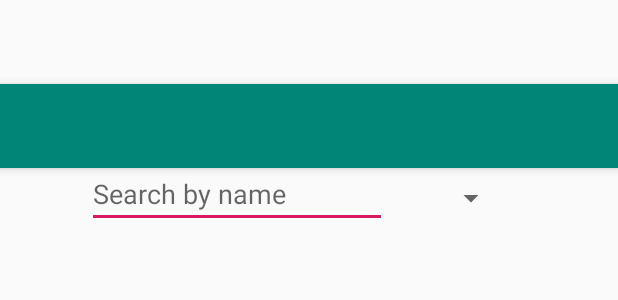
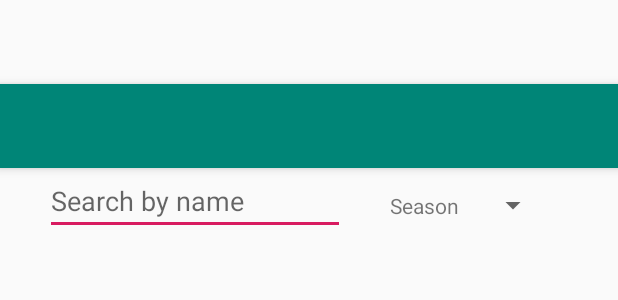
Before and after one commit to limesplash/BreakingBadExample, an Android app: the layout activity_item_list.xml on its own in the app's theme, with its tools: preview values and no code run, on a phone screen of 412 x 824 dp. Shown: the top 300 px of the screen. Run offline under Robolectric (Android 15) with nearby library versions, the phone set to English and light mode, and no system bars.

```diff
--- a/app/src/main/java/com/limesplash/breakingbadexample/view/CharacterDetailActivity.kt
+++ b/app/src/main/java/com/limesplash/breakingbadexample/view/CharacterDetailActivity.kt
@@ -55,7 +55,8 @@ class CharacterDetailActivity : AppCompatActivity() {
                 //
                 // http://developer.android.com/design/patterns/navigation.html#up-vs-back
 
-                navigateUpTo(Intent(this, CharactersListActivity::class.java))
+                //navigateUpTo(Intent(this, CharactersListActivity::class.java))
+                finish() //same behaviour as back button
                 true
             }
             else -> super.onOptionsItemSelected(item)
--- a/app/src/main/java/com/limesplash/breakingbadexample/view/CharactersListActivity.kt
+++ b/app/src/main/java/com/limesplash/breakingbadexample/view/CharactersListActivity.kt
@@ -101,11 +101,13 @@ class CharactersListActivity : MviBBCharactersView,  MviActivity<MviBBCharacters
         searchTextObservable = RxTextView.textChangeEvents(search)
             .skip(1)
             .observeOn(AndroidSchedulers.mainThread())
+            .filter { search.text != null }
             .map { search.text.toString() }
 
         selectedSeasonObservable = RxAdapterView.itemSelections(seasons)
             .subscribeOn(AndroidSchedulers.mainThread())
-            .map { seasons.selectedItem as String }
+            .filter { seasons.selectedItem != null }
+            .map { seasons.selectedItem  as String }
     }
 
 
--- a/app/src/main/res/layout/activity_item_list.xml
+++ b/app/src/main/res/layout/activity_item_list.xml
@@ -33,15 +33,22 @@
             android:layout_width="match_parent"
             android:layout_height="wrap_content"
             android:gravity="center">
+
             <EditText
                 android:id="@+id/search"
                 android:layout_width="200dp"
-                android:layout_marginRight="40dp"
+                android:layout_marginRight="30dp"
                 android:layout_height="40dp" android:hint="Search by name" />
 
+            <TextView
+                android:text="Season"
+                android:layout_width="wrap_content"
+                android:layout_height="wrap_content"
+                />
+
             <Spinner
-                android:layout_width="40dp"
-                android:layout_height="wrap_content"
+                android:layout_width="60dp"
+                android:layout_height="50dp"
                 android:entries="@array/bb_seasons"
                 android:layout_marginRight="@dimen/text_margin"
 
@@ -49,10 +56,7 @@
 
         </LinearLayout>
 
-        <include layout="@layout/item_list"
-            android:layout_marginTop="50dp"
-            android:layout_width="match_parent"
-            android:layout_height="match_parent" />
+        <include layout="@layout/item_list" />
     </FrameLayout>
 
 
--- a/app/src/main/res/layout/item_list.xml
+++ b/app/src/main/res/layout/item_list.xml
@@ -8,6 +8,7 @@
     android:layout_height="match_parent"
     android:layout_marginLeft="16dp"
     android:layout_marginRight="16dp"
+    android:layout_marginTop="50dp"
     app:layoutManager="LinearLayoutManager"
     tools:context=".view.CharactersListActivity"
     tools:listitem="@layout/item_list_content" />
```
Also changed, not shown: app/src/main/java/com/limesplash/breakingbadexample/presenter/MviCharactersPresenter.kt (+4 -4 lines), app/src/main/res/layout/item_list_content.xml (+3 -4 lines).
